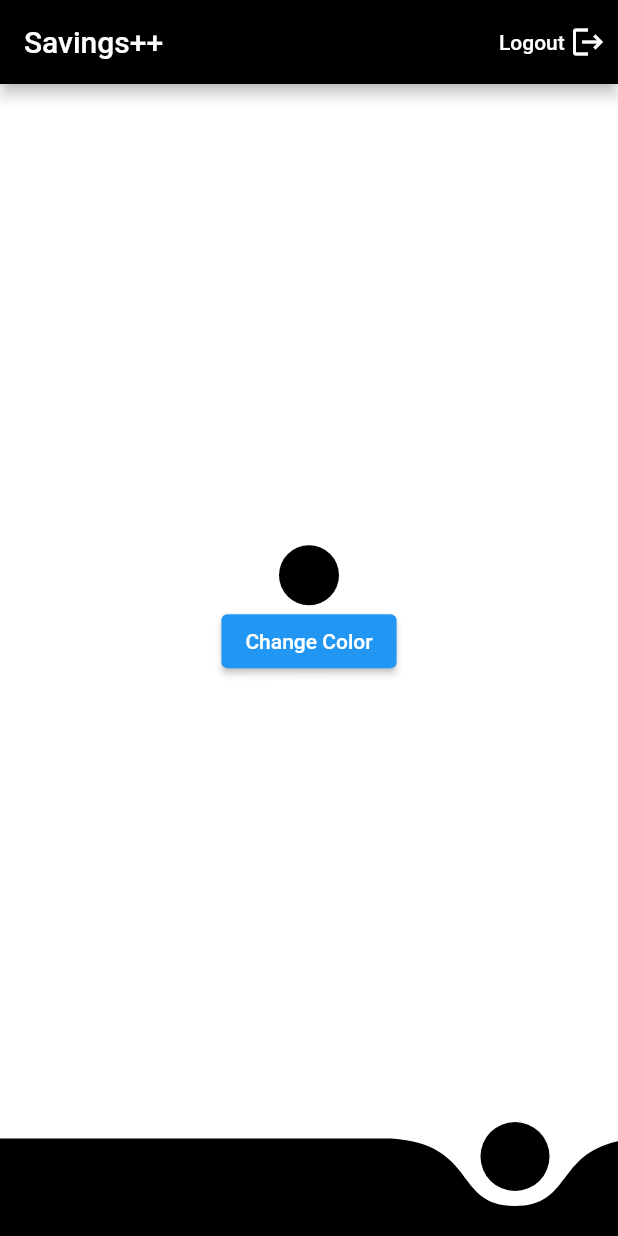
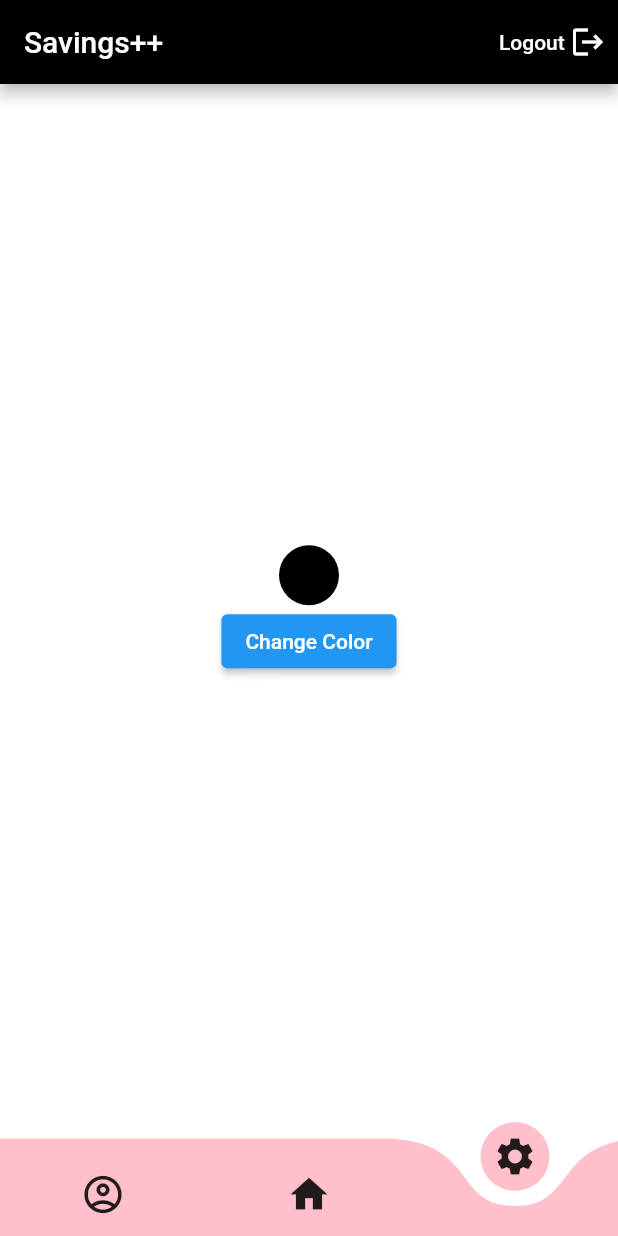
Before and after one commit to Drakunal/debit-credit-manager, a Flutter app: the screen it shows once a user with an empty profile is signed in, item 3 of the bottom bar chosen, on a phone screen of 412 x 824 dp. Run offline on Flutter 3.47's test engine with Material 2 defaults, Android fonts, the phone set to English and light mode, and no system bars; drawn by our look-alikes of curved_navigation_bar; our stand-ins replace cloud_firestore, date_field, firebase_auth, firebase_core, font_awesome_flutter, google_sign_in and 1 more; accounts and stored records are empty.

Commit message:
getters for colors implemented in  preference.dart

```diff
--- a/lib/screens/home.dart
+++ b/lib/screens/home.dart
@@ -4,6 +4,7 @@ import 'package:debit_credit/screens/profile.dart';
 import 'package:debit_credit/screens/settings.dart';
 import 'package:debit_credit/services/authenticate.dart';
 import 'package:debit_credit/services/database.dart';
+import 'package:debit_credit/services/preferences.dart';
 import 'package:debit_credit/shared/hexcolor.dart';
 import 'package:firebase_auth/firebase_auth.dart';
 import 'package:flutter/material.dart';
@@ -59,7 +60,7 @@ class _HomeState extends State<Home> {
         index: 1,
         key: _bottomNavigationKey,
         backgroundColor: Colors.white,
-        color: getColor(),
+        color: Preference().getColor(savedColorOriginal),
         items: [
           Icon(Icons.account_circle_outlined, size: 30),
           Icon(Icons.home, size: 30),
--- a/lib/services/preferences.dart
+++ b/lib/services/preferences.dart
@@ -1,4 +1,22 @@
+import 'package:debit_credit/shared/hexcolor.dart';
 import 'package:flutter/material.dart';
 import 'package:shared_preferences/shared_preferences.dart';
 
-class Preference {}
+class Preference {
+  static String savedColorOriginal = '#000000';
+  getColor(String paramColorOriginal) {
+    // String hexColor = getColorValue() ?? '';
+    getColorValue(paramColorOriginal);
+
+    Color color = HexColor(savedColorOriginal);
+    print('From 1 $savedColorOriginal');
+    return color;
+  }
+
+  getColorValue(String paramColorOriginal) async {
+    SharedPreferences prefs = await SharedPreferences.getInstance();
+    String savedColor = prefs.getString('colorName') ?? '#FFC0CB';
+    savedColorOriginal = savedColor;
+    print('From 2 $savedColorOriginal');
+  }
+}
```
